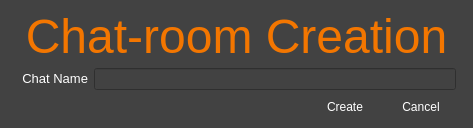
Ixirsii/Ventilate, file src/Ventilate/VentilateClient/ventilate_createchat.ui: the form before one commit.
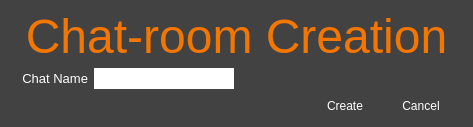
The form after the commit.

```diff
--- a/src/Ventilate/VentilateClient/ventilate_createchat.ui
+++ b/src/Ventilate/VentilateClient/ventilate_createchat.ui
@@ -101,7 +101,39 @@
       </widget>
      </item>
      <item row="0" column="1">
-      <widget class="QLineEdit" name="chatNameText"/>
+      <widget class="QLineEdit" name="chatNameText">
+       <property name="minimumSize">
+        <size>
+         <width>140</width>
+         <height>21</height>
+        </size>
+       </property>
+       <property name="maximumSize">
+        <size>
+         <width>140</width>
+         <height>21</height>
+        </size>
+       </property>
+       <property name="baseSize">
+        <size>
+         <width>140</width>
+         <height>21</height>
+        </size>
+       </property>
+       <property name="styleSheet">
+        <string notr="true">color:rgb(0,0,0);
+background-color:rgb(255,255,255);</string>
+       </property>
+       <property name="maxLength">
+        <number>64</number>
+       </property>
+       <property name="frame">
+        <bool>false</bool>
+       </property>
+       <property name="clearButtonEnabled">
+        <bool>true</bool>
+       </property>
+      </widget>
      </item>
     </layout>
    </item>
```
